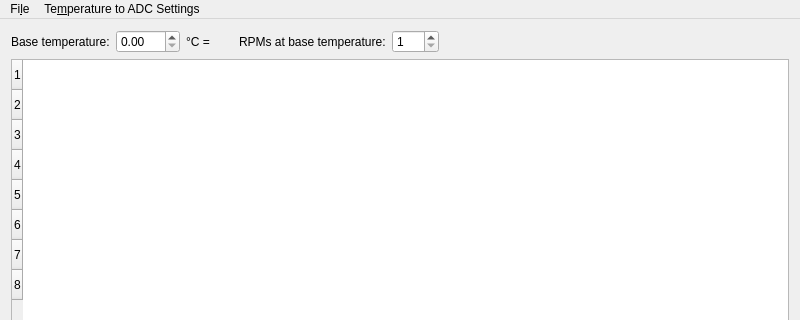
First picture: the form in Control Tool/PowerUnitControllerControlTool/mainwindow.ui, repository WhiteFossa/LowBlow, before the edit; both pictures show x 0 to 800 and y 0 to 320 of the 800 by 750 pixel window.
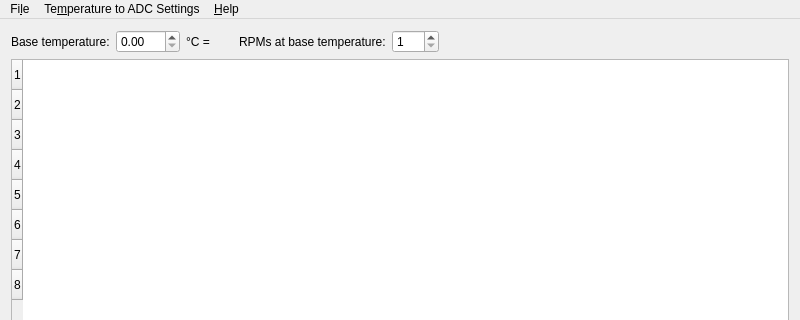
Second picture: the form after the edit.

```diff
--- a/Control Tool/PowerUnitControllerControlTool/mainwindow.ui
+++ b/Control Tool/PowerUnitControllerControlTool/mainwindow.ui
@@ -178,8 +178,15 @@
     </property>
     <addaction name="actionNewADC2Temp"/>
    </widget>
+   <widget class="QMenu" name="menuHelp">
+    <property name="title">
+     <string>&amp;Help</string>
+    </property>
+    <addaction name="actionAbout"/>
+   </widget>
    <addaction name="menuFile"/>
    <addaction name="menuThemperature_to_ADC_Settings"/>
+   <addaction name="menuHelp"/>
   </widget>
   <widget class="QStatusBar" name="mw_status"/>
   <action name="actionManage">
```
Left out of the diff: 5 changed lines with no effect on the pictures.
